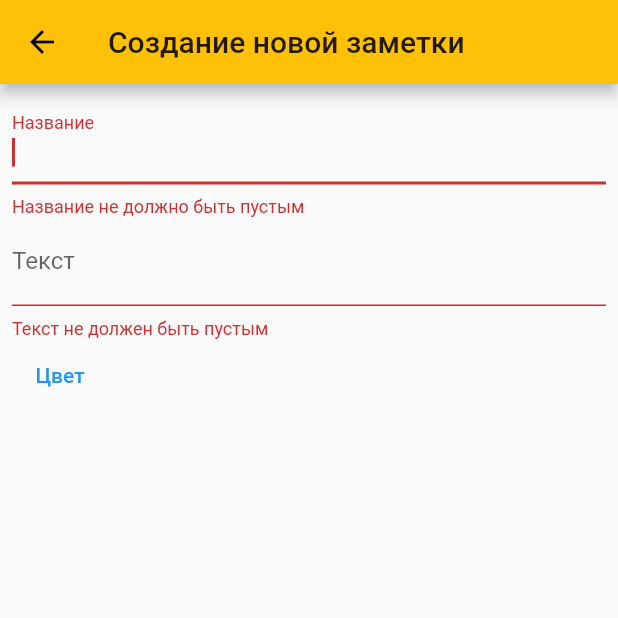
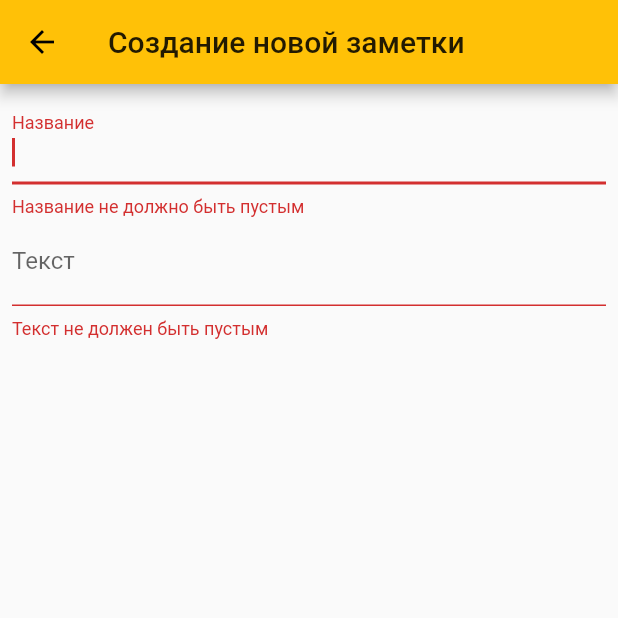
Before and after one commit to politebarista/iNote-Mobile, a Flutter app: the ChangePage screen opened directly with empty values, after a tap on the "save" icon, on a phone screen of 412 x 824 dp, the top half of it. Run offline on Flutter 3.47's test engine with Material 2 defaults, Android fonts, the phone set to English and light mode, and no system bars; our stand-ins replace hive, hive_flutter; accounts and stored records are empty; generated files the repository leaves out were written again.

Commit message:
Disabled color selection, removed unnecessary files

```diff
--- a/lib/pages/change_page.dart
+++ b/lib/pages/change_page.dart
@@ -95,10 +95,10 @@ class _ChangePageState extends State<ChangePage> {
                           : null;
                     },
                   ),
-                  TextButton(
-                    onPressed: _askedToLead,
-                    child: Text('Цвет'),
-                  ),
+                  // TextButton(
+                  //   onPressed: _askedToLead,
+                  //   child: Text('Цвет'),
+                  // ),
                 ],
               ),
             ),
--- a/lib/pages/home_page.dart
+++ b/lib/pages/home_page.dart
@@ -26,8 +26,8 @@ class _HomePageState extends State<HomePage> {
               itemCount: box.values.length,
               itemBuilder: (context, index) {
                 Note res = box.getAt(index);
-                return FlatButton(
-                  onPressed: () {
+                return GestureDetector(
+                  onTap: () {
                     Navigator.pushNamed(
                       context,
                       '/view',
@@ -44,7 +44,7 @@ class _HomePageState extends State<HomePage> {
                       title: Text(
                         res.title == null ? '' : res.title,
                         // style: TextStyle(color: Colors.black),
-                        style: TextStyle(color: HexColor(res.color)),
+                        // style: TextStyle(color: HexColor(res.color)),
                       ),
                       subtitle: Text(
                         res.desc == null ? '' : res.desc,
--- a/lib/pages/view_page.dart
+++ b/lib/pages/view_page.dart
@@ -29,7 +29,7 @@ class ViewPage extends StatelessWidget {
                     box.getAt(args.id).title,
                     style: TextStyle(
                       fontSize: 22,
-                      backgroundColor: HexColor(box.getAt(args.id).color),
+                      // backgroundColor: HexColor(box.getAt(args.id).color),
                     ),
                   ),
                   Divider(),
```
Also changed, not shown: lib/widgets/nav_bar.dart (deleted, +0 -10 lines).
